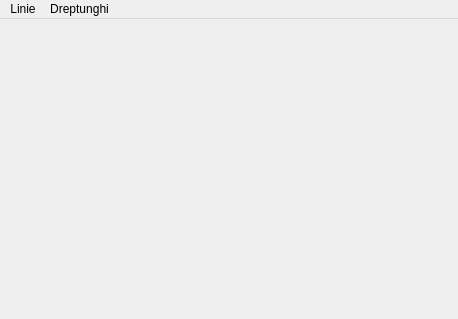
Old version of the form PaintTest/PaintTest.ui in the repository denmircea/workshop-2021.
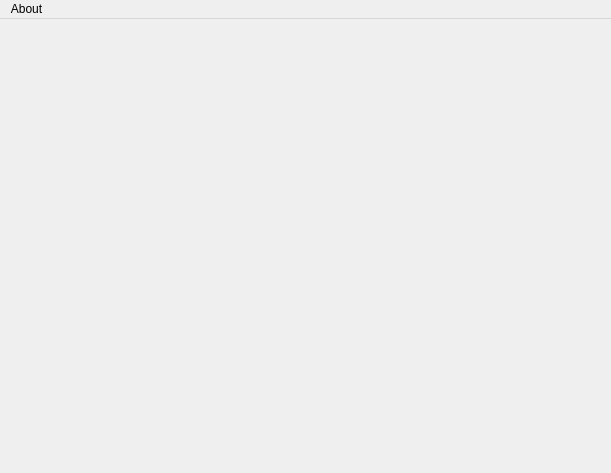
New version of the form.

The edit to the form file:
```diff
--- a/PaintTest/PaintTest.ui
+++ b/PaintTest/PaintTest.ui
@@ -6,8 +6,8 @@
    <rect>
     <x>0</x>
     <y>0</y>
-    <width>458</width>
-    <height>319</height>
+    <width>611</width>
+    <height>473</height>
    </rect>
   </property>
   <property name="windowTitle">
@@ -19,23 +19,17 @@
     <rect>
      <x>0</x>
      <y>0</y>
-     <width>458</width>
+     <width>611</width>
      <height>21</height>
     </rect>
    </property>
-   <widget class="QMenu" name="menuLinie">
+   <widget class="QMenu" name="menuAbout">
     <property name="title">
-     <string>Linie</string>
+     <string>About</string>
     </property>
     <addaction name="separator"/>
    </widget>
-   <widget class="QMenu" name="menuDreptunghi">
-    <property name="title">
-     <string>Dreptunghi</string>
-    </property>
-   </widget>
-   <addaction name="menuLinie"/>
-   <addaction name="menuDreptunghi"/>
+   <addaction name="menuAbout"/>
   </widget>
   <action name="actionOpen">
    <property name="text">
```
Left out of the diff: 7 changed lines with no effect on the pictures.
